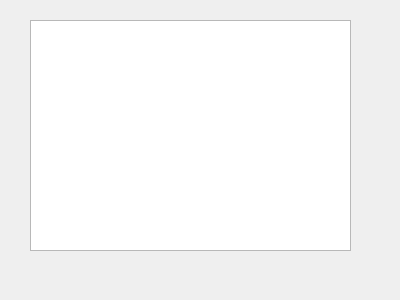
Old version of the form tictactoev/gameslist.ui in the repository Jolinejo/Advanced-Tic-Tac-Toe.
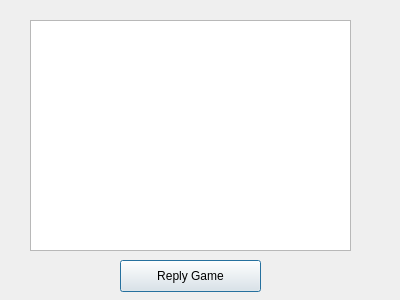
New version of the form.

Patch:
```diff
--- a/tictactoev/gameslist.ui
+++ b/tictactoev/gameslist.ui
@@ -23,6 +23,19 @@
     </rect>
    </property>
   </widget>
+  <widget class="QPushButton" name="pushButton">
+   <property name="geometry">
+    <rect>
+     <x>120</x>
+     <y>260</y>
+     <width>141</width>
+     <height>32</height>
+    </rect>
+   </property>
+   <property name="text">
+    <string>Reply Game</string>
+   </property>
+  </widget>
  </widget>
  <resources/>
  <connections/>
```
